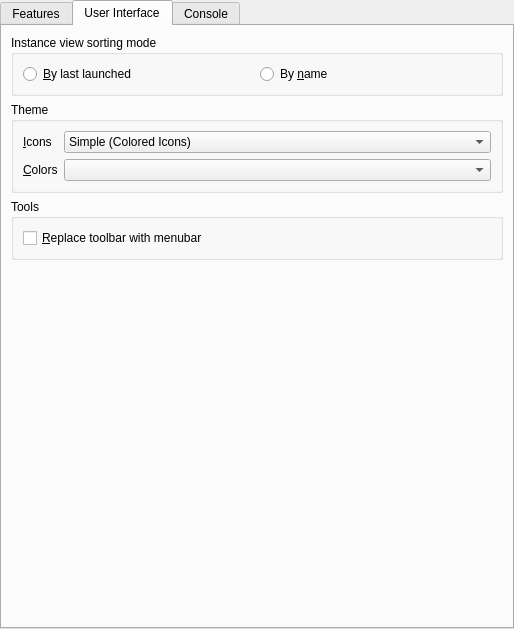
First picture: the form in launcher/ui/pages/global/LauncherPage.ui, repository PolyMC/PolyMC, before the edit.
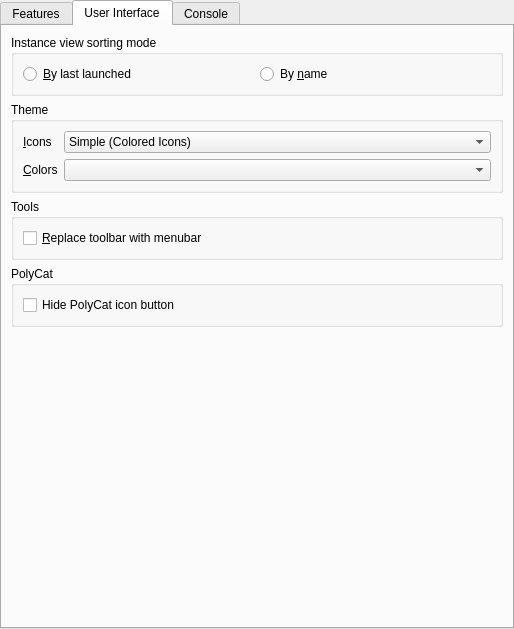
Second picture: the form after the edit. The open tabs and pages were chosen to show the change.

Commit message: add hide polycat option

Patch:
```diff
--- a/launcher/ui/pages/global/LauncherPage.ui
+++ b/launcher/ui/pages/global/LauncherPage.ui
@@ -334,6 +334,22 @@
          </layout>
         </widget>
        </item>
+       <item>
+        <widget class="QGroupBox" name="polyCatBox">
+         <property name="title">
+          <string>PolyCat</string>
+         </property>
+         <layout class="QVBoxLayout" name="verticalLayout_4">
+          <item>
+           <widget class="QCheckBox" name="hidePolyCatCheckBox">
+            <property name="text">
+             <string>Hide PolyCat icon button</string>
+            </property>
+           </widget>
+          </item>
+         </layout>
+        </widget>
+       </item>
        <item>
         <spacer name="generalTabSpacer">
          <property name="orientation">
```
Left out of the diff: 3 changed lines with no effect on the pictures. The commit also changes 3 other files.
